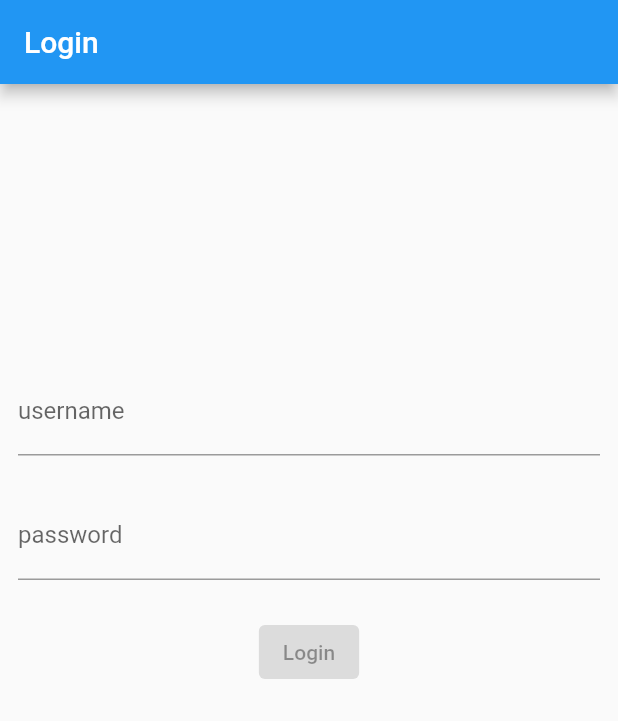
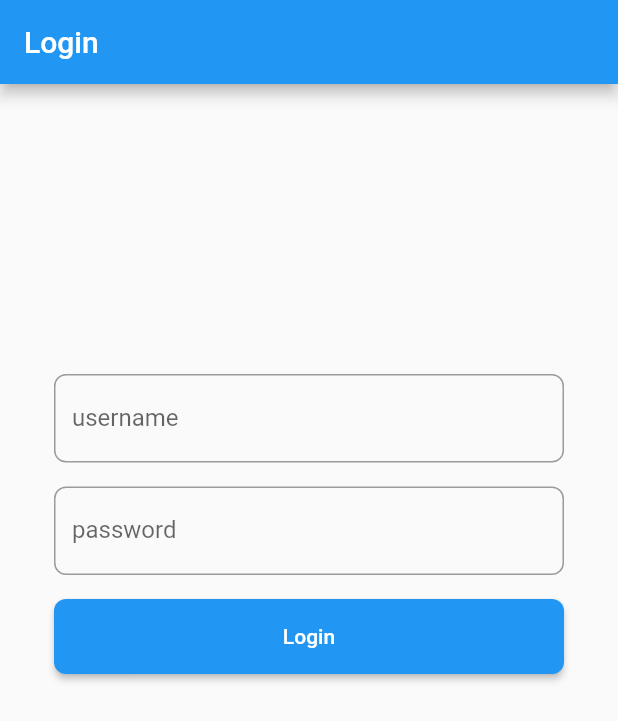
Before and after one commit to humbertoatondo/p2p_chat, a Flutter app: the screen it shows after launch, on a phone screen of 412 x 824 dp. Shown: the top 721 px of the screen. Run offline on Flutter 3.47's test engine with Material 2 defaults, Android fonts, the phone set to English and light mode, and no system bars; our stand-ins replace bloc, equatable, flutter_bloc, formz; accounts and stored records are empty.

```diff
--- a/lib/app.dart
+++ b/lib/app.dart
@@ -52,21 +52,16 @@ class _AppViewState extends State<AppView> {
       builder: (context, child) {
         return BlocListener<AuthenticationBloc, AuthenticationState>(
           listener: (context, state) {
-            switch (state.status) {
-              case AuthenticationStatus.authenticated:
+            if (state is AuthenticatedState) {
               _navigator.pushAndRemoveUntil(
                 HomePage.route(),
                 (route) => false,
               );
-                break;
-              case AuthenticationStatus.unauthenticated:
+            } else if (state is UnauthenticatedState) {
               _navigator.pushAndRemoveUntil(
                 LoginPage.route(),
                 (route) => false,
               );
-                break;
-              default:
-                break;
             }
           },
           child: child,
--- a/lib/authentication/bloc/authentication_bloc.dart
+++ b/lib/authentication/bloc/authentication_bloc.dart
@@ -5,8 +5,6 @@ import 'package:bloc/bloc.dart';
 import 'package:equatable/equatable.dart';
 import 'package:flutter/material.dart';
 import 'package:user_repository/user_repository.dart';
-
-import 'package:communication_repository/communication_repository.dart';
 
 part 'authentication_event.dart';
 part 'authentication_state.dart';
@@ -23,7 +21,7 @@ class AuthenticationBloc extends Bloc<AuthenticationEvent, AuthenticationState>
         assert(userRepository != null),
         _authenticationRepository = authenticationRepository,
         _userRepository = userRepository,
-        super(const AuthenticationState.unknown()) {
+        super(const UnknownState()) {
     _authenticationStatusSubscription = _authenticationRepository.status.listen(
       (status) => add(AuthenticationStatusChanged(status)),
     );
@@ -50,16 +48,14 @@ class AuthenticationBloc extends Bloc<AuthenticationEvent, AuthenticationState>
   Future<AuthenticationState> _mapAuthenticationStatusChangedToState(
     AuthenticationStatusChanged event,
   ) async {
-    switch (event.status) {
-      case AuthenticationStatus.unauthenticated:
-        return const AuthenticationState.unauthenticated();
-      case AuthenticationStatus.authenticated:
-        final user = await _tryGetUser();
-        return user != null
-            ? AuthenticationState.authenticated(user)
-            : const AuthenticationState.unauthenticated();
-      default:
-        return const AuthenticationState.unknown();
+    if (event.status is Unauthenticated) {
+      return UnauthenticatedState();
+    } else if (event.status is Authenticated) {
+      final status = event.status as Authenticated;
+      final user = _userRepository.setUser(status.uuid, status.username);
+      return AuthenticatedState(user);
+    } else {
+      return UnknownState();
     }
   }
 
--- a/lib/authentication/bloc/authentication_state.dart
+++ b/lib/authentication/bloc/authentication_state.dart
@@ -1,22 +1,28 @@
 part of 'authentication_bloc.dart';
 
-class AuthenticationState extends Equatable {
-  final AuthenticationStatus status;
+abstract class AuthenticationState extends Equatable {
+  const AuthenticationState([Object list]);
+
+  @override
+  List<Object> get props => [];
+}
+
+class UnknownState extends AuthenticationState {
+  const UnknownState();
+
+  @override
+  List<Object> get props => [];
+}
+
+class AuthenticatedState extends AuthenticationState {
   final User user;
 
-  const AuthenticationState._({
-    this.status = AuthenticationStatus.unkown,
-    this.user = User.empty,
-  });
+  const AuthenticatedState(this.user);
+}
 
-  const AuthenticationState.unknown() : this._();
-
-  const AuthenticationState.authenticated(User user)
-      : this._(status: AuthenticationStatus.authenticated, user: user);
-
-  const AuthenticationState.unauthenticated()
-      : this._(status: AuthenticationStatus.unauthenticated);
+class UnauthenticatedState extends AuthenticationState {
+  const UnauthenticatedState();
 
   @override
-  List<Object> get props => [status, user];
+  List<Object> get props => [];
 }
--- a/lib/login/views/login_form.dart
+++ b/lib/login/views/login_form.dart
@@ -18,15 +18,18 @@ class LoginForm extends StatelessWidget {
       },
       child: Align(
         alignment: const Alignment(0, -1 / 3),
+        child: Container(
+          margin: EdgeInsets.only(left: 24, right: 24),
           child: Column(
             mainAxisSize: MainAxisSize.min,
             children: [
               _UsernameInput(),
-            const Padding(padding: EdgeInsets.all(12)),
+              const Padding(padding: EdgeInsets.all(8)),
               _PasswordInput(),
-            const Padding(padding: EdgeInsets.all(12)),
+              const Padding(padding: EdgeInsets.all(8)),
               _LoginButton(),
             ],
+          ),
         ),
       ),
     );
@@ -44,6 +47,11 @@ class _UsernameInput extends StatelessWidget {
           onChanged: (username) => context.read<LoginBloc>().add(LoginUsernameChanged(username)),
           decoration: InputDecoration(
             labelText: 'username',
+            border: OutlineInputBorder(
+              borderRadius: BorderRadius.all(
+                Radius.circular(8),
+              ),
+            ),
             errorText: state.username.invalid ? 'invalid username' : null,
           ),
         );
@@ -64,6 +72,11 @@ class _PasswordInput extends StatelessWidget {
           obscureText: true,
           decoration: InputDecoration(
             labelText: 'password',
+            border: OutlineInputBorder(
+              borderRadius: BorderRadius.all(
+                Radius.circular(8),
+              ),
+            ),
             errorText: state.password.invalid ? 'invalid password' : null,
           ),
         );
@@ -78,17 +91,30 @@ class _LoginButton extends StatelessWidget {
     return BlocBuilder<LoginBloc, LoginState>(
       buildWhen: (previous, current) => previous.status != current.status,
       builder: (context, state) {
-        return state.status.isSubmissionInProgress
-            ? const CircularProgressIndicator()
-            : ElevatedButton(
+        if (state.status.isSubmissionInProgress) {
+          return const CircularProgressIndicator();
+        } else {
+          return ElevatedButton(
             key: const Key('loginForm_continue_raisedButton'),
-                child: const Text('Login'),
-                onPressed: state.status.isValidated
-                    ? () {
+            child: SizedBox(
+              width: double.infinity,
+              height: 50,
+              child: const Center(child: Text('Login')),
+            ),
+            onPressed: () {
+              if (state.status.isValidated) {
                 context.read<LoginBloc>().add(const LoginSubmitted());
               }
-                    : null,
+            },
+            style: ElevatedButton.styleFrom(
+              shape: RoundedRectangleBorder(
+                borderRadius: BorderRadius.all(
+                  Radius.circular(8),
+                ),
+              ),
+            ),
           );
+        }
       },
     );
   }
--- a/packages/authentication_repository/lib/src/authentication_repository.dart
+++ b/packages/authentication_repository/lib/src/authentication_repository.dart
@@ -2,14 +2,31 @@ import 'dart:async';
 import 'dart:convert';
 import 'dart:io';
 
+import 'package:equatable/equatable.dart';
 import 'package:meta/meta.dart';
 import 'package:http/http.dart' as http;
+import 'package:uuid/uuid.dart';
 
-enum AuthenticationStatus {
-  unkown,
-  authenticated,
-  unauthenticated,
+abstract class AuthenticationStatus extends Equatable {
+  const AuthenticationStatus();
+
+  @override
+  List<Object> get props => [];
 }
+
+class Unknown extends AuthenticationStatus {}
+
+class Authenticated extends AuthenticationStatus {
+  final String uuid;
+  final String username;
+
+  Authenticated(this.uuid, this.username);
+
+  @override
+  List<Object> get props => [uuid, username];
+}
+
+class Unauthenticated extends AuthenticationStatus {}
 
 class AuthenticationRepository {
   final _controller = StreamController<AuthenticationStatus>();
@@ -19,7 +36,7 @@ class AuthenticationRepository {
   final String _path = "/user/login";
 
   Stream<AuthenticationStatus> get status async* {
-    yield AuthenticationStatus.unauthenticated;
+    yield Unauthenticated();
     yield* _controller.stream;
   }
 
@@ -36,12 +53,12 @@ class AuthenticationRepository {
     final response = await http.post(url, body: body);
 
     if (response.statusCode == HttpStatus.ok) {
-      _controller.add(AuthenticationStatus.authenticated);
+      _controller.add(Authenticated(Uuid().v4(), username));
     }
   }
 
   void logOut() {
-    _controller.add(AuthenticationStatus.unauthenticated);
+    _controller.add(Unauthenticated());
   }
 
   void dispose() => _controller.close();
--- a/packages/authentication_repository/pubspec.yaml
+++ b/packages/authentication_repository/pubspec.yaml
@@ -8,3 +8,5 @@ environment:
 dependencies:
   meta: ^1.1.8
   http: ^0.13.0
+  equatable: ^2.0.0
+  uuid: ^3.0.1
--- a/packages/user_repository/lib/src/models/user.dart
+++ b/packages/user_repository/lib/src/models/user.dart
@@ -1,12 +1,13 @@
 import 'package:equatable/equatable.dart';
 
 class User extends Equatable {
-  const User(this.id);
+  const User(this.id, this.username);
 
   final String id;
+  final String username;
 
   @override
-  List<Object> get props => [id];
+  List<Object> get props => [id, username];
 
-  static const empty = User('-');
+  static const empty = User('-', '-');
 }
```
Also changed, not shown: lib/communication/bloc/communication_bloc.dart (+20 -3 lines), lib/home/views/home_page.dart (+17 -1 lines), packages/communication_repository/lib/src/communication_repository.dart (+9 -0 lines), packages/user_repository/lib/src/user_repository.dart (+11 -6 lines), packages/authentication_repository/pubspec.lock. Lines whose indentation alone changed are shown as unchanged.
